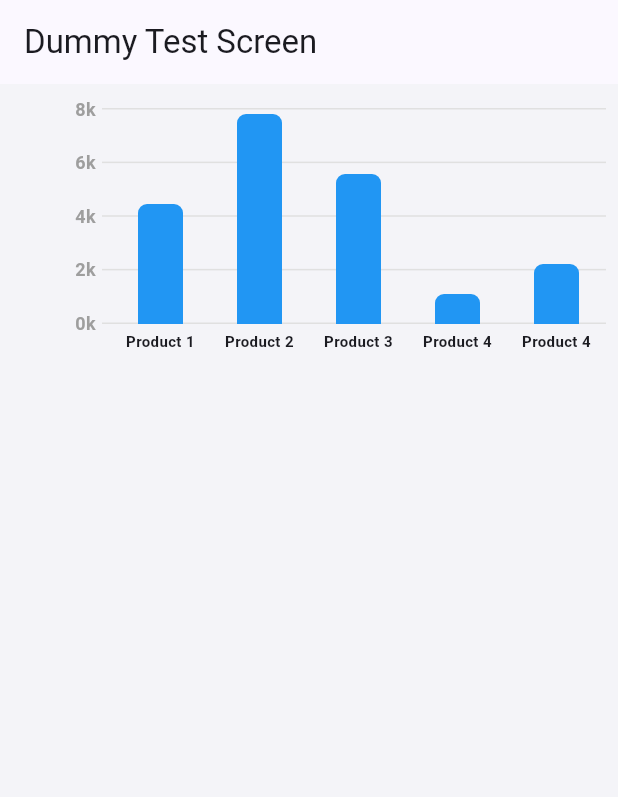
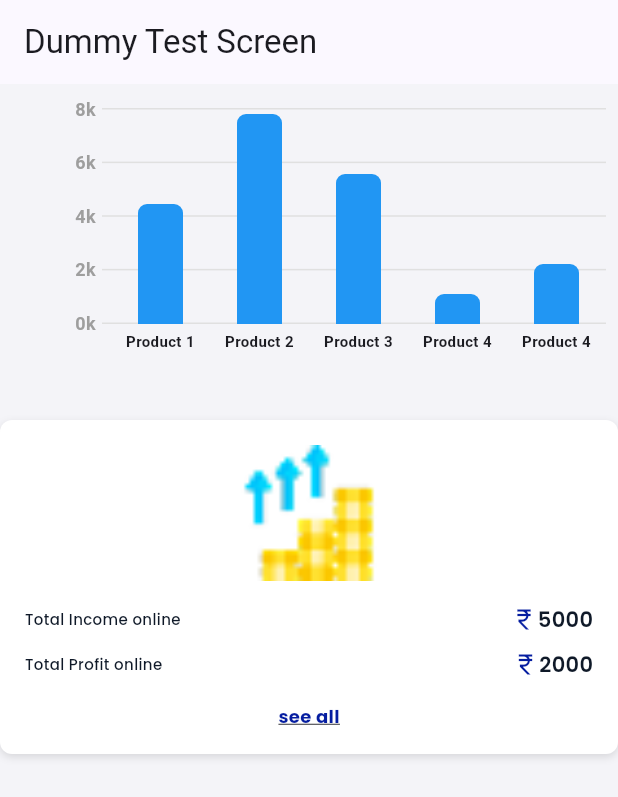
Before and after one commit to shayan5522/Sales-App, a Flutter app: the screen it shows after launch, on a phone screen of 412 x 824 dp. Shown: the top 797 px of the screen. Run offline on Flutter 3.47's test engine with Material 3 defaults, Android fonts, the phone set to English and light mode, and no system bars; our stand-ins replace cloud_firestore, firebase_auth, firebase_core, get, google_fonts; accounts and stored records are empty.

Commit message:
earnning_card adjusted

```diff
--- a/lib/app/ui/screens/dummy.dart
+++ b/lib/app/ui/screens/dummy.dart
@@ -1,5 +1,6 @@
 import 'package:flutter/material.dart';
 import 'package:salesapp/app/themes/colors.dart' show AppColors;
+import 'package:salesapp/app/ui/widgets/Admindashboard/earning_card.dart';
 import 'package:salesapp/app/ui/widgets/Expense/expensecard.dart';
 import 'package:salesapp/app/ui/widgets/chart.dart';
 import 'package:salesapp/app/ui/widgets/intakeproduct.dart';
@@ -43,6 +44,16 @@ class DummyTestScreen extends StatelessWidget {
               ],
             ),
           ),
+          const SizedBox(height: 16),
+          EarningsCard(
+            income: 5000,
+            profit: 2000,
+            imagePath: 'assets/images/earning.png',
+            onSeeAll: () {
+              // Handle see all action
+            },
+          ),
+          const SizedBox(height: 16),
         ],
       ),
     );
--- a/lib/app/ui/widgets/Admindashboard/earning_card.dart
+++ b/lib/app/ui/widgets/Admindashboard/earning_card.dart
@@ -2,108 +2,100 @@ import 'package:flutter/material.dart';
 import 'package:salesapp/app/themes/colors.dart';
 import 'package:salesapp/app/themes/styles.dart';
 
-class EarningsCard extends StatefulWidget {
-  const EarningsCard({super.key});
+class EarningsCard extends StatelessWidget {
+  final int income;
+  final int profit;
+  final String imagePath;
+  final VoidCallback onSeeAll;
 
-  @override
-  State<EarningsCard> createState() => _EarningsCardState();
-}
-
-class _EarningsCardState extends State<EarningsCard> {
-  int income = 112;
-  int profit = 112;
+  const EarningsCard({
+    super.key,
+    required this.income,
+    required this.profit,
+    required this.imagePath,
+    required this.onSeeAll,
+  });
 
   @override
   Widget build(BuildContext context) {
     final screenWidth = MediaQuery.of(context).size.width;
-    final double padding = screenWidth * 0.05;
-    final double imageSize = screenWidth * 0.2;
+    final double padding = screenWidth * 0.04;
+    final double imageSize = screenWidth * 0.22;
 
     return Container(
+      width: double.infinity,
       padding: EdgeInsets.all(padding),
       decoration: BoxDecoration(
         color: AppColors.secondary,
-        borderRadius: BorderRadius.circular(3),
-
+        borderRadius: BorderRadius.circular(8),
+        boxShadow: [
+          BoxShadow(color: Colors.black12, blurRadius: 4, offset: Offset(0, 2)),
+        ],
       ),
       child: Column(
-        mainAxisSize: MainAxisSize.min,
         crossAxisAlignment: CrossAxisAlignment.start,
         children: [
+          // Icon/Image
           Center(
             child: Image.asset(
-              'assets/images/earning.png',
+              imagePath,
               width: imageSize,
               height: imageSize,
               fit: BoxFit.contain,
             ),
           ),
-          const SizedBox(height: 12),
+          const SizedBox(height: 16),
 
-          Row(
-            mainAxisAlignment: MainAxisAlignment.spaceBetween,
-            children: [
-              Expanded(
-                child: Text(
-                  'Total Income online',
-                  style: AppTextStyles.description,
-                ),
-              ),
-              Row(
-                children: [
-                  const Icon(Icons.currency_rupee, color: AppColors.primary, size: 18),
-                  Text(
-                    income.toString(),
-                    style: AppTextStyles.subtitle,
-                  ),
-                ],
-              ),
-            ],
-          ),
+          // Income
+          _buildEarningRow(label: 'Total Income online', amount: income),
+          const SizedBox(height: 10),
 
-          const SizedBox(height: 8),
+          // Profit
+          _buildEarningRow(label: 'Total Profit online', amount: profit),
+          const SizedBox(height: 16),
 
-          Row(
-            mainAxisAlignment: MainAxisAlignment.spaceBetween,
-            children: [
-              Expanded(
-                child: Text(
-                  'Total Profit online',
-                  style: AppTextStyles.description,
-                  overflow: TextOverflow.ellipsis,
-                ),
-              ),
-              Row(
-                children: [
-                  const Icon(Icons.currency_rupee, color: AppColors.primary, size: 18),
-                  Text(
-                    profit.toString(),
-                    style: AppTextStyles.subtitle,
-                  ),
-                ],
-              ),
-            ],
-          ),
-
-          const SizedBox(height: 12),
-
+          // See all
           Center(
             child: GestureDetector(
-              onTap: () {
-                debugPrint('See all tapped');
-              },
+              onTap: onSeeAll,
               child: Text(
                 'see all',
                 style: AppTextStyles.subtitleSmall2.copyWith(
                   decoration: TextDecoration.underline,
-                  fontWeight: FontWeight.w900, fontSize: 12,
-                  color: AppColors.primary  ,
+                  fontWeight: FontWeight.w700,
+                  fontSize: 12,
+                  color: AppColors.primary,
                 ),
               ),
             ),
-          )
+          ),
         ],
       ),
     );
   }
+
+  Widget _buildEarningRow({required String label, required int amount}) {
+    return Row(
+      mainAxisAlignment: MainAxisAlignment.spaceBetween,
+      children: [
+        Expanded(
+          child: Text(
+            label,
+            style: AppTextStyles.description,
+            overflow: TextOverflow.ellipsis,
+          ),
+        ),
+        Row(
+          children: [
+            const Icon(
+              Icons.currency_rupee,
+              color: AppColors.primary,
+              size: 18,
+            ),
+            Text(amount.toString(), style: AppTextStyles.subtitle),
+          ],
+        ),
+      ],
+    );
+  }
 }
```
